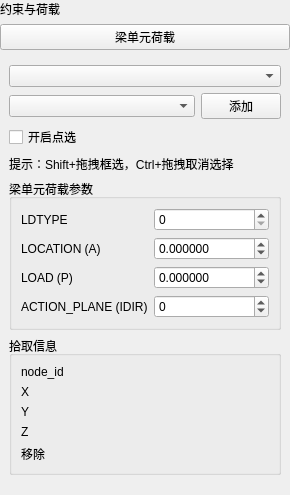
Above: plugins/Base_PhysicalField/BeamLoadPage.ui from asd977/base_cae before the change. Below: the same form after it.
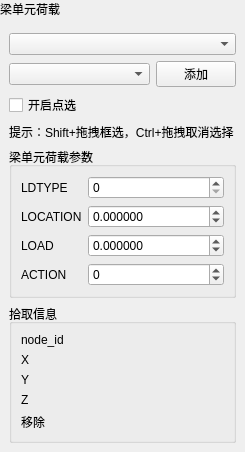
That is the form after the change. Custom widgets are drawn as their Qt base class.

Patch:
```diff
--- a/plugins/Base_PhysicalField/BeamLoadPage.ui
+++ b/plugins/Base_PhysicalField/BeamLoadPage.ui
@@ -23,6 +23,9 @@
    <property name="rightMargin">
     <number>0</number>
    </property>
+   <property name="bottomMargin">
+    <number>0</number>
+   </property>
    <item>
     <widget class="QLabel" name="pageNameLabel">
      <property name="sizePolicy">
@@ -32,19 +35,6 @@
       </sizepolicy>
      </property>
      <property name="text">
-      <string>约束与荷载</string>
-     </property>
-    </widget>
-   </item>
-   <item>
-    <widget class="QPushButton" name="sectionTitleButton">
-     <property name="sizePolicy">
-      <sizepolicy hsizetype="Ignored" vsizetype="Fixed">
-       <horstretch>0</horstretch>
-       <verstretch>0</verstretch>
-      </sizepolicy>
-     </property>
-     <property name="text">
       <string>梁单元荷载</string>
      </property>
     </widget>
@@ -53,12 +43,26 @@
     <widget class="QWidget" name="contentWidget" native="true">
      <layout class="QVBoxLayout" name="contentLayout">
       <item>
-       <widget class="CustomComboBox" name="comboBoxDim"/>
+       <widget class="CustomComboBox" name="comboBoxDim">
+        <property name="minimumSize">
+         <size>
+          <width>10</width>
+          <height>0</height>
+         </size>
+        </property>
+       </widget>
       </item>
       <item>
        <layout class="QHBoxLayout" name="horizontalLayoutGroupSelect">
         <item>
-         <widget class="CustomComboBox" name="comboBoxGroup"/>
+         <widget class="CustomComboBox" name="comboBoxGroup">
+          <property name="minimumSize">
+           <size>
+            <width>10</width>
+            <height>0</height>
+           </size>
+          </property>
+         </widget>
         </item>
         <item>
          <widget class="QPushButton" name="btnBatchAdd">
@@ -88,7 +92,7 @@
          <string>提示：Shift+拖拽框选，Ctrl+拖拽取消选择</string>
         </property>
         <property name="wordWrap">
-         <bool>true</bool>
+         <bool>false</bool>
         </property>
        </widget>
       </item>
@@ -119,6 +123,12 @@
            <property name="maximum">
             <number>999999</number>
            </property>
+           <property name="minimumSize">
+            <size>
+             <width>10</width>
+             <height>0</height>
+            </size>
+           </property>
           </widget>
          </item>
          <item row="1" column="0">
@@ -127,7 +137,7 @@
             <string>荷载特征位置 a（按求解器定义填写）</string>
            </property>
            <property name="text">
-            <string>LOCATION (A)</string>
+            <string>LOCATION</string>
            </property>
           </widget>
          </item>
@@ -142,6 +152,12 @@
            <property name="maximum">
             <double>1000000000000.000000000000000</double>
            </property>
+           <property name="minimumSize">
+            <size>
+             <width>10</width>
+             <height>0</height>
+            </size>
+           </property>
           </widget>
          </item>
          <item row="2" column="0">
@@ -150,7 +166,7 @@
             <string>荷载大小 P（按求解器单位填写）</string>
            </property>
            <property name="text">
-            <string>LOAD (P)</string>
+            <string>LOAD</string>
            </property>
           </widget>
          </item>
@@ -165,6 +181,12 @@
            <property name="maximum">
             <double>1000000000000.000000000000000</double>
            </property>
+           <property name="minimumSize">
+            <size>
+             <width>10</width>
+             <height>0</height>
+            </size>
+           </property>
           </widget>
          </item>
          <item row="3" column="0">
@@ -173,7 +195,7 @@
             <string>荷载作用面/方向 IDIR（整数）</string>
            </property>
            <property name="text">
-            <string>ACTION_PLANE (IDIR)</string>
+            <string>ACTION</string>
            </property>
           </widget>
          </item>
@@ -185,6 +207,12 @@
            <property name="maximum">
             <number>999999</number>
            </property>
+           <property name="minimumSize">
+            <size>
+             <width>10</width>
+             <height>0</height>
+            </size>
+           </property>
           </widget>
          </item>
         </layout>
@@ -269,6 +297,21 @@
         </layout>
        </widget>
       </item>
+      <property name="leftMargin">
+       <number>9</number>
+      </property>
+      <property name="topMargin">
+       <number>9</number>
+      </property>
+      <property name="rightMargin">
+       <number>9</number>
+      </property>
+      <property name="bottomMargin">
+       <number>9</number>
+      </property>
+      <property name="spacing">
+       <number>6</number>
+      </property>
      </layout>
     </widget>
    </item>
```
Left out of the diff: 18 changed lines with no effect on the pictures.
